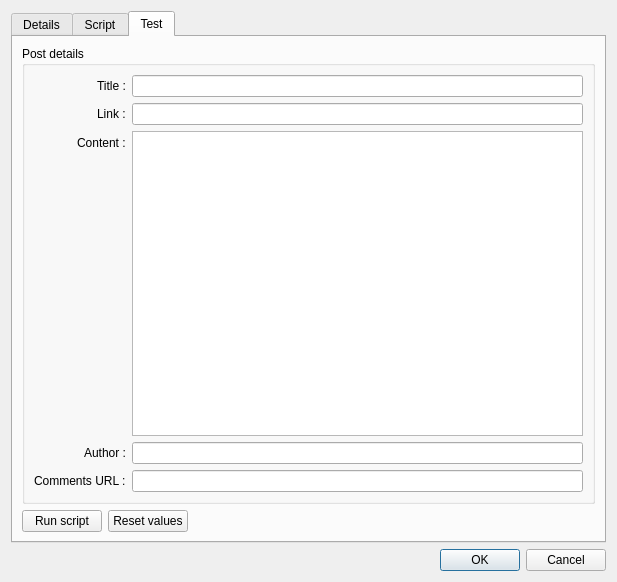
zappatic/ZapFeedReader, file client-desktop/src/dialogs/DialogEditScript.ui: the form before one commit.
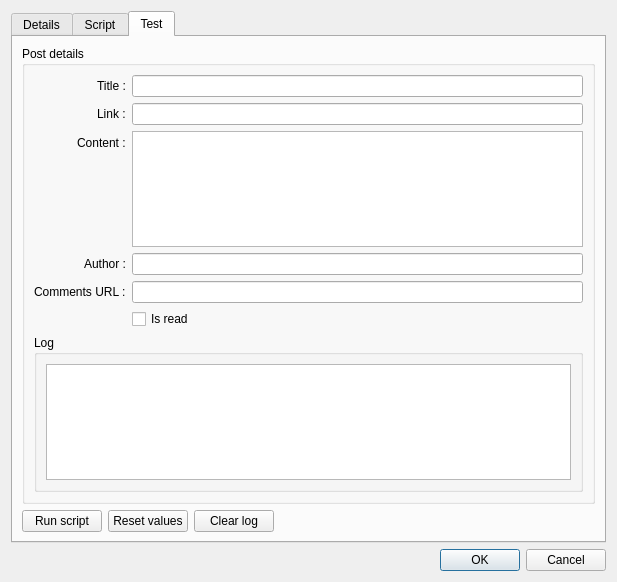
The form after the commit. Custom widgets are drawn as their Qt base class.

Patch:
```diff
--- a/client-desktop/src/dialogs/DialogEditScript.ui
+++ b/client-desktop/src/dialogs/DialogEditScript.ui
@@ -246,8 +246,37 @@
             <item row="4" column="1">
              <widget class="QLineEdit" name="lineEditTestPostCommentsURL"/>
             </item>
+            <item row="5" column="1">
+             <widget class="QCheckBox" name="checkBoxIsRead">
+              <property name="text">
+               <string>Is read</string>
+              </property>
+             </widget>
+            </item>
            </layout>
           </item>
+          <item>
+           <widget class="QGroupBox" name="groupBoxLog">
+            <property name="title">
+             <string>Log</string>
+            </property>
+            <layout class="QVBoxLayout" name="verticalLayout_7">
+             <item>
+              <widget class="QPlainTextEdit" name="plainTextEditLog">
+               <property name="undoRedoEnabled">
+                <bool>false</bool>
+               </property>
+               <property name="lineWrapMode">
+                <enum>QPlainTextEdit::NoWrap</enum>
+               </property>
+               <property name="readOnly">
+                <bool>true</bool>
+               </property>
+              </widget>
+             </item>
+            </layout>
+           </widget>
+          </item>
          </layout>
         </widget>
        </item>
@@ -267,6 +296,13 @@
            </property>
           </widget>
          </item>
+         <item>
+          <widget class="QPushButton" name="pushButtonClearLog">
+           <property name="text">
+            <string>Clear log</string>
+           </property>
+          </widget>
+         </item>
          <item>
           <spacer name="horizontalSpacer_2">
            <property name="orientation">
```
